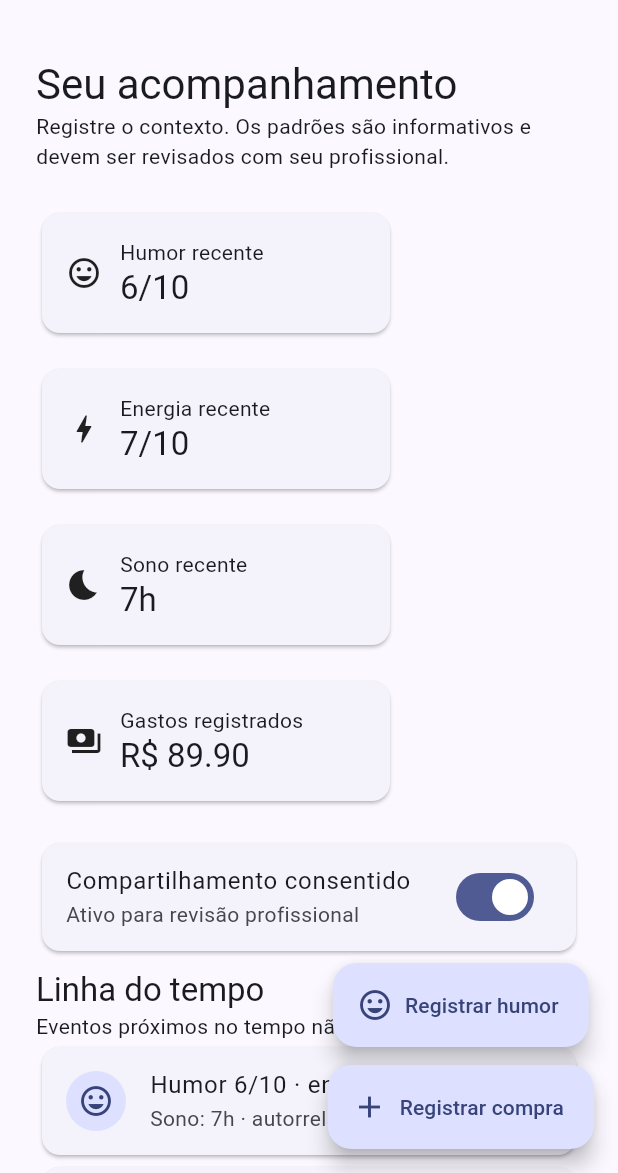
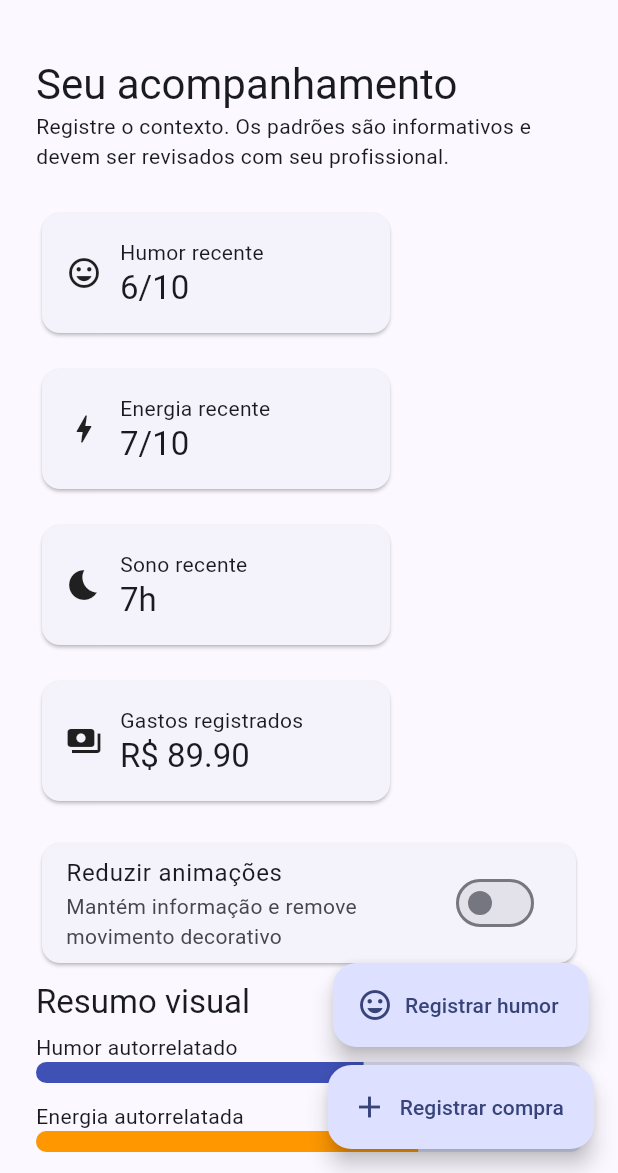
Before and after one commit to AloisioMagalhaes/bipolar-mood-spending-tracker, a Flutter app: the screen it shows after launch, on a phone screen of 412 x 824 dp, the part 63-1236 px from its top. Run offline on Flutter 3.47's test engine with Material 3 defaults, Android fonts, the phone set to English and light mode, and no system bars; our stand-ins replace shared_preferences.

Commit message:
feat(ux): add accessible longitudinal trend visualization

```diff
--- a/lib/main.dart
+++ b/lib/main.dart
@@ -32,6 +32,7 @@ class _DashboardPageState extends State<DashboardPage> {
   final moods = <MoodEntry>[const MoodEntry(mood: 6, energy: 7, sleep: 7)];
   bool consentActive = true;
   ProfessionalLink? professionalLink;
+  bool reduceMotion = false;
   final _stateReady = Completer<void>();
   @override void initState() { super.initState(); _loadState(); }
   Future<void> _loadState() async { try { if (kIsWeb) { _stateReady.complete(); return; } final prefs = await SharedPreferences.getInstance(); final raw = prefs.getStringList('spending_entries') ?? []; final loaded = <SpendingEntry>[]; for (final value in raw) { try { loaded.add(SpendingEntry.fromJson(jsonDecode(value) as Map<String, dynamic>)); } catch (_) {} } if (mounted) setState(() { consentActive = prefs.getBool('consent_active') ?? true; if (loaded.isNotEmpty) spending..clear()..addAll(loaded); }); } finally { if (!_stateReady.isCompleted) _stateReady.complete(); } }
@@ -51,6 +52,10 @@ class _DashboardPageState extends State<DashboardPage> {
       const Text('Registre o contexto. Os padrões são informativos e devem ser revisados com seu profissional.'),
       const SizedBox(height: 24),
       Wrap(spacing: 16, runSpacing: 16, children: [MetricCard(label: 'Humor recente', value: '${moods.first.mood}/10', icon: Icons.mood), MetricCard(label: 'Energia recente', value: '${moods.first.energy}/10', icon: Icons.bolt), MetricCard(label: 'Sono recente', value: '${moods.first.sleep}h', icon: Icons.bedtime), MetricCard(label: 'Gastos registrados', value: 'R\$ ${spending.fold<double>(0, (s, e) => s + e.amount).toStringAsFixed(2)}', icon: Icons.payments)]),
+      const SizedBox(height: 20), Card(child: SwitchListTile(title: const Text('Reduzir animações'), subtitle: const Text('Mantém informação e remove movimento decorativo'), value: reduceMotion, onChanged: (v) => setState(() => reduceMotion = v))),
+      const SizedBox(height: 8), Text('Resumo visual', style: Theme.of(context).textTheme.titleLarge),
+      TrendBar(label: 'Humor autorrelatado', value: moods.first.mood / 10, color: Colors.indigo, animate: !reduceMotion),
+      TrendBar(label: 'Energia autorrelatada', value: moods.first.energy / 10, color: Colors.orange, animate: !reduceMotion),
       const SizedBox(height: 20), Card(child: SwitchListTile(title: const Text('Compartilhamento consentido'), subtitle: Text(consentActive ? 'Ativo para revisão profissional' : 'Desativado'), value: consentActive, onChanged: _setConsent)),
       if (professionalLink != null) Card(child: ListTile(leading: const Icon(Icons.verified_user), title: const Text('Profissional vinculado'), subtitle: Text('Código ${professionalLink!.code} · acesso autorizado'), trailing: TextButton(onPressed: () => setState(() => professionalLink = null), child: const Text('Revogar')))),
       const SizedBox(height: 8), Text('Linha do tempo', style: Theme.of(context).textTheme.titleLarge),
@@ -73,3 +78,5 @@ class _MoodDialogState extends State<MoodDialog> { double mood = 5, energy = 5;
 
 class LinkDialog extends StatefulWidget { const LinkDialog({super.key}); @override State<LinkDialog> createState() => _LinkDialogState(); }
 class _LinkDialogState extends State<LinkDialog> { final code = TextEditingController(); bool accepted = false; @override Widget build(BuildContext c) => AlertDialog(title: const Text('Vincular profissional'), content: Column(mainAxisSize: MainAxisSize.min, children: [TextField(controller: code, decoration: const InputDecoration(labelText: 'Código do convite')), CheckboxListTile(value: accepted, onChanged: (v) => setState(() => accepted = v ?? false), title: const Text('Aceito compartilhar meus registros'))]), actions: [TextButton(onPressed: () => Navigator.pop(c), child: const Text('Cancelar')), FilledButton(onPressed: accepted && code.text.trim().isNotEmpty ? () => Navigator.pop(c, code.text.trim()) : null, child: const Text('Vincular'))]); }
+
+class TrendBar extends StatelessWidget { const TrendBar({super.key, required this.label, required this.value, required this.color, required this.animate}); final String label; final double value; final Color color; final bool animate; @override Widget build(BuildContext c) => Semantics(label: '$label: ${(value * 10).round()} de 10', value: '${(value * 10).round()} de 10', child: Padding(padding: const EdgeInsets.symmetric(vertical: 6), child: Column(crossAxisAlignment: CrossAxisAlignment.start, children: [Text(label), ClipRRect(borderRadius: BorderRadius.circular(8), child: animate ? TweenAnimationBuilder<double>(tween: Tween(begin: 0, end: value), duration: const Duration(milliseconds: 250), builder: (_, v, __) => LinearProgressIndicator(value: v, minHeight: 14, color: color)) : LinearProgressIndicator(value: value, minHeight: 14, color: color))]))); }
```
Also changed, not shown: 4 other files.
